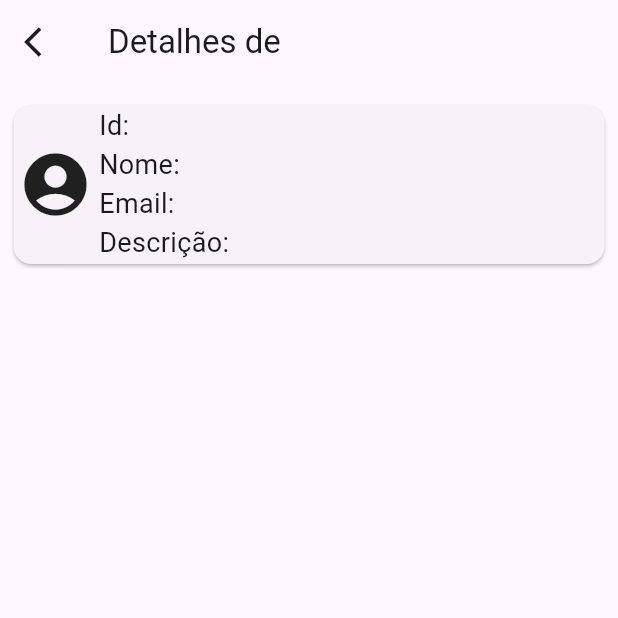
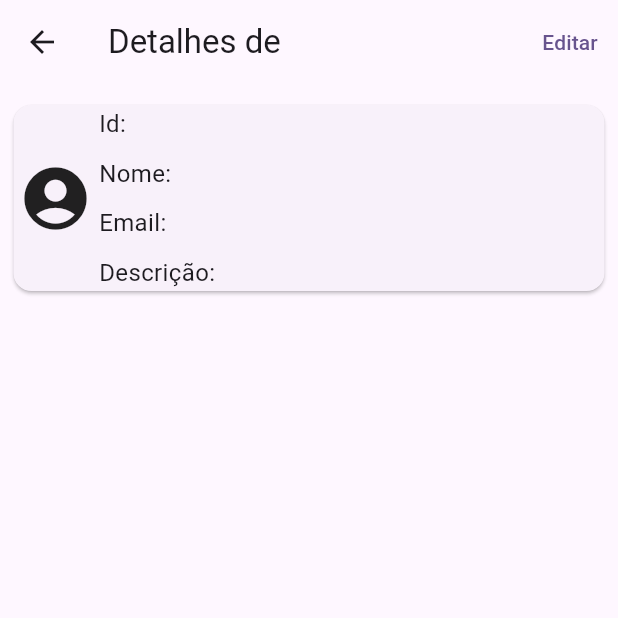
Before and after one commit to joaovitorpd/cadastro_pessoa, a Flutter app: the PeopleDetailPage screen opened directly with empty values, on a phone screen of 412 x 824 dp, the top half of it. Run offline on Flutter 3.47's test engine with Material 3 defaults, Android fonts, the phone set to English and light mode, and no system bars; network calls fail.

Commit message:
Multi-Platform design initiated and updated Put method in client Api

```diff
--- a/lib/cards/people_detailed_card.dart
+++ b/lib/cards/people_detailed_card.dart
@@ -1,3 +1,5 @@
+import 'dart:io';
+
 import 'package:flutter/material.dart';
 
 class PeopleDetailedCard extends StatelessWidget {
@@ -15,6 +17,18 @@ class PeopleDetailedCard extends StatelessWidget {
 
   @override
   Widget build(BuildContext context) {
+    double lineHight = 10;
+    double fontSize = 16;
+    double cardWidth;
+
+    if (Platform.isAndroid) {
+      cardWidth = 0.75;
+    } else if (Platform.isIOS) {
+      cardWidth = 0.8;
+    } else {
+      cardWidth = 0.75;
+    }
+
     return GestureDetector(
       /* onTap: () {
         Navigator.push(
@@ -42,7 +56,7 @@ class PeopleDetailedCard extends StatelessWidget {
                     ),
                   ),
                   Container(
-                    width: MediaQuery.of(context).size.width * 0.8,
+                    width: MediaQuery.of(context).size.width * cardWidth,
                     margin: const EdgeInsets.all(1),
                     child: Column(
                       crossAxisAlignment: CrossAxisAlignment.start,
@@ -50,28 +64,37 @@ class PeopleDetailedCard extends StatelessWidget {
                         name != null
                             ? Text(
                                 "Id: $id",
-                                style: const TextStyle(fontSize: 18),
+                                style: TextStyle(fontSize: fontSize),
                                 textAlign: TextAlign.start,
                               )
                             : const Text("Sem id registrado"),
+                        SizedBox(
+                          height: lineHight,
+                        ),
                         name != null
                             ? Text(
                                 "Nome: $name",
-                                style: const TextStyle(fontSize: 18),
+                                style: TextStyle(fontSize: fontSize),
                                 textAlign: TextAlign.start,
                               )
                             : const Text("Sem nome registrado"),
+                        SizedBox(
+                          height: lineHight,
+                        ),
                         email != null
                             ? Text(
                                 "Email: $email",
-                                style: const TextStyle(fontSize: 18),
+                                style: TextStyle(fontSize: fontSize),
                                 textAlign: TextAlign.start,
                               )
                             : const Text("Sem email registrado"),
+                        SizedBox(
+                          height: lineHight,
+                        ),
                         details != null
                             ? Text(
                                 "Descrição: $details",
-                                style: const TextStyle(fontSize: 18),
+                                style: TextStyle(fontSize: fontSize),
                                 textAlign: TextAlign.start,
                               )
                             : const Text("Sem detalhe registrado"),
--- a/lib/pages/people_detail_page.dart
+++ b/lib/pages/people_detail_page.dart
@@ -1,5 +1,7 @@
 import 'package:cadastro_pessoa/cards/people_detailed_card.dart';
+import 'package:flutter/cupertino.dart';
 import 'package:flutter/material.dart';
+import 'dart:io' show Platform;
 
 class PeopleDetailPage extends StatelessWidget {
   final String? id;
@@ -16,6 +18,7 @@ class PeopleDetailPage extends StatelessWidget {
 
   @override
   Widget build(BuildContext context) {
+    if (Platform.isAndroid) {
       return Scaffold(
         appBar: AppBar(
           title: Text("Detalhes de $name"),
@@ -23,11 +26,50 @@ class PeopleDetailPage extends StatelessWidget {
             onPressed: () {
               Navigator.pop(context);
             },
-          icon: const Icon(Icons.arrow_back_ios),
+            icon: const Icon(Icons.arrow_back),
           ),
+          actions: [
+            TextButton(
+              onPressed: () {
+                Navigator.pop(context);
+              },
+              child: const Text("Editar"),
+            ),
+          ],
         ),
         body: PeopleDetailedCard(
             id: id, name: name, email: email, details: details),
       );
+    } else if (Platform.isIOS) {
+      return CupertinoPageScaffold(
+        navigationBar: CupertinoNavigationBar(
+          leading: CupertinoButton(
+            padding: const EdgeInsets.all(1),
+            child: const Icon(
+              Icons.arrow_back_ios,
+              color: Colors.black,
+            ),
+            onPressed: () {
+              Navigator.pop(context);
+            },
+          ),
+          middle: Text("Detalhes de $name"),
+          trailing: CupertinoButton(
+            alignment: Alignment.center,
+            padding: const EdgeInsets.all(1),
+            child: const Text("Editar"),
+            onPressed: () {
+              Navigator.pop(context);
+            },
+          ),
+        ),
+        child: SafeArea(
+          child: PeopleDetailedCard(
+              id: id, name: name, email: email, details: details),
+        ),
+      );
+    } else {
+      return const Text("No valid platform");
     }
   }
+}
--- a/lib/people_api_client.dart
+++ b/lib/people_api_client.dart
@@ -49,8 +49,8 @@ class PeopleApiClient {
       required String name,
       required String email,
       required String details}) async {
-    final response = await http.post(
-      Uri.parse(apiUrl),
+    final response = await http.put(
+      Uri.parse("$apiUrl/$id"),
       headers: <String, String>{
         'Content-Type': 'application/json; charset=UTF-8',
       },
```
Lines whose indentation alone changed are shown as unchanged.
